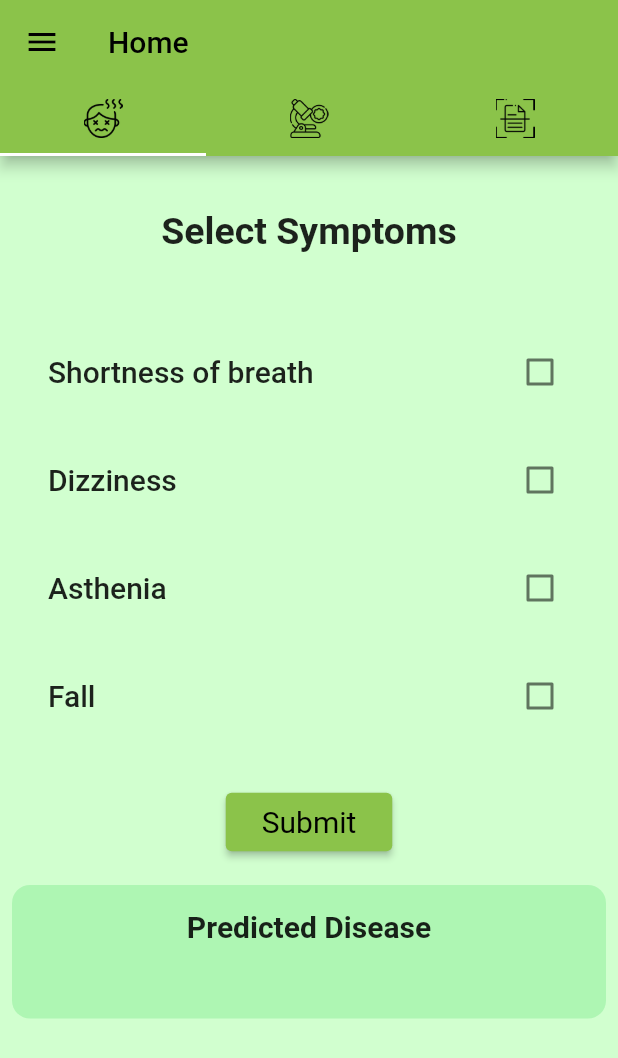
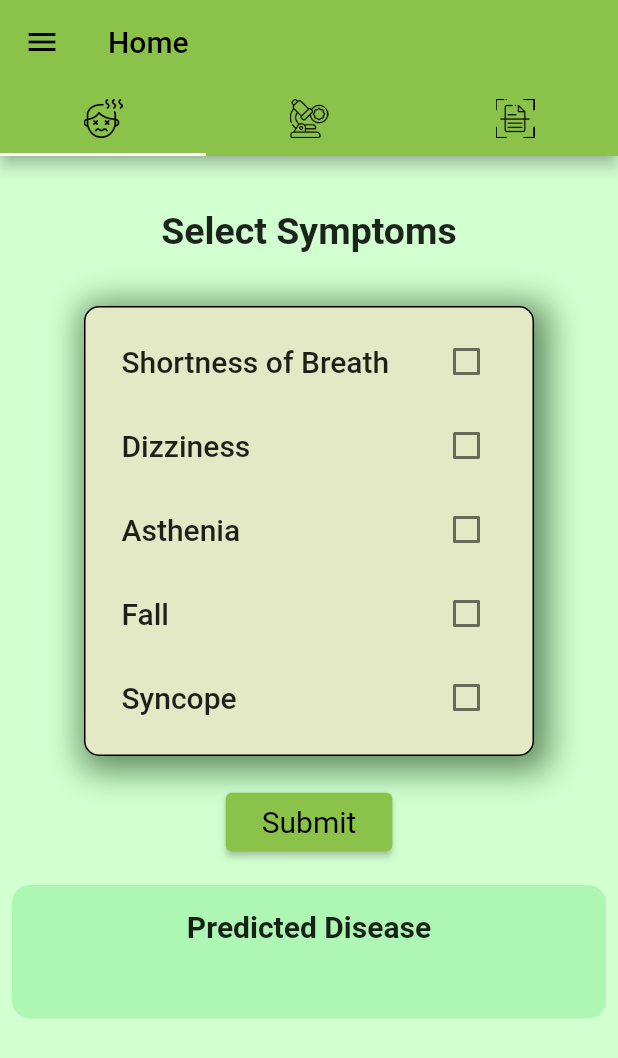
Before and after one commit to adityawalture/Diseaio, a Flutter app: the screen it shows once a user with an empty profile is signed in, after a tap on "Submit", on a phone screen of 412 x 824 dp. Shown: the top 1058 px of the screen. Run offline on Flutter 3.47's test engine with Material 2 defaults, Android fonts, the phone set to English and light mode, and no system bars; our stand-ins replace camera, cloud_firestore, firebase_auth, firebase_core, google_fonts, image_picker; missing offline and left inert: flutter_tflite; accounts and stored records are empty; network calls fail.

Commit message:
Symptoms Ui updated

```diff
--- a/lib/main.dart
+++ b/lib/main.dart
@@ -6,6 +6,7 @@ import 'package:firebase_core/firebase_core.dart';
 import 'package:flutter/material.dart';
 import 'package:login_trail/authPage.dart';
 import 'package:login_trail/pages/loginPage.dart';
+
 
 List<CameraDescription>? camera;
 
--- a/lib/pages/predictDisease.dart
+++ /dev/null
@@ -1,17 +0,0 @@
-import 'package:flutter/material.dart';
-
-class PredictDisease extends StatefulWidget {
-  final List<String> symptoms;
-  const PredictDisease({super.key, required this.symptoms});
-
-  @override
-  State<PredictDisease> createState() => _PredictDiseaseState();
-}
-
-class _PredictDiseaseState extends State<PredictDisease> {
-
-  @override
-  Widget build(BuildContext context) {
-    return const Placeholder();
-  }
-}
--- a/lib/pages/symptomsInput.dart
+++ b/lib/pages/symptomsInput.dart
@@ -1,4 +1,4 @@
-// ignore_for_file: prefer_const_constructors, sort_child_properties_last, sized_box_for_whitespace
+// ignore_for_file: prefer_const_constructors, sort_child_properties_last, sized_box_for_whitespace, non_constant_identifier_names, prefer_const_literals_to_create_immutables
 import 'dart:convert';
 import 'package:flutter/material.dart';
 import 'package:google_fonts/google_fonts.dart';
@@ -20,14 +20,15 @@ class _SymptomsInputState extends State<SymptomsInput> {
   double syncope = 0.0;
   double vertigo = 0.0;
   double sweat = 0.0;
-  double vomiting = 0.0;
+  double sweat_increased = 0.0;
+  double palpitation = 0.0;
   double nausea = 0.0;
-  double chestdiscomfort = 0.0;
-  double blackout = 0.0;
-  double sneeze = 0.0;
-  double cough = 0.0;
-  double fever = 0.0;
-
+  double angina_pectoris = 0.0;
+  double pressure_chest = 0.0;
+  double polyuria = 0.0;
+  double polydypsia = 0.0;
+  double pain_chest = 0.0;
+//
   String predictedDisease = '';
   final _formKey = GlobalKey<FormState>();
   Future<void> _submitSelection() async {
@@ -41,13 +42,14 @@ class _SymptomsInputState extends State<SymptomsInput> {
         'syncope': syncope.toString(),
         'vertigo': vertigo.toString(),
         'sweat': sweat.toString(),
-        'vomiting': vomiting.toString(),
+        'sweating increased': sweat_increased.toString(),
+        'palpitation': palpitation.toString(),
         'nausea': nausea.toString(),
-        'chest discomfort': chestdiscomfort.toString(),
-        'blackout': blackout.toString(),
-        'sneeze': sneeze.toString(),
-        'cough': cough.toString(),
-        'fever': fever.toString(),
+        'angina pectoris': angina_pectoris.toString(),
+        'pressure chest': pressure_chest.toString(),
+        'polyuria': polyuria.toString(),
+        'polydypsia': polydypsia.toString(),
+        'pain chest': pain_chest.toString(),
       },
     ).timeout(
       Duration(seconds: 50),
@@ -64,7 +66,6 @@ class _SymptomsInputState extends State<SymptomsInput> {
       backgroundColor: Color.fromARGB(255, 209, 255, 207),
       body: Column(
         children: [
-          // ignore: sized_box_for_whitespace
           Container(
             // color: Colors.white,
             height: 100,
@@ -77,36 +78,41 @@ class _SymptomsInputState extends State<SymptomsInput> {
               ),
             ),
           ),
-          SizedBox(
+          Container(
             height: 300,
-            width: MediaQuery.of(context).size.width,
+            width: 300,
+            decoration: BoxDecoration(
+              color: Color.fromARGB(255, 227, 233, 196),
+              borderRadius: BorderRadius.circular(10),
+              border: Border.all(width: 1.0, style: BorderStyle.solid),
+              boxShadow: const [
+                BoxShadow(
+                  color: Color.fromARGB(255, 97, 139, 96),
+                  spreadRadius: 6,
+                  blurRadius: 18,
+                  offset: Offset(4, 4),
+                ),
+              ],
+            ),
             // color: Colors.blueGrey,
             child: Padding(
               padding: const EdgeInsets.all(8.0),
-              child: SingleChildScrollView(
-                child: Column(
+              child: ListView(
                 children: [
-                    Padding(
-                      padding: const EdgeInsets.all(8.0),
-                      child: CheckboxListTile(
-                          // tileColor: Colors.lightGreenAccent.shade100,
+                  CheckboxListTile(
                     title: Text(
-                            'Shortness of breath',
+                      'Shortness of Breath',
                       style: GoogleFonts.roboto(
                           fontSize: 20, fontWeight: FontWeight.w500),
                     ),
                     value: shortnessOfBreath == 1.0,
                     onChanged: (value) {
                       setState(() {
-                              shortnessOfBreath =
-                                  value != null && value ? 1.0 : 0.0;
+                        shortnessOfBreath = value != null && value ? 1.0 : 0.0;
                       });
-                          }),
+                    },
                   ),
-                    Padding(
-                      padding: const EdgeInsets.all(8.0),
-                      child: CheckboxListTile(
-                        // tileColor: Colors.lightGreenAccent.shade100,
+                  CheckboxListTile(
                     title: Text(
                       'Dizziness',
                       style: GoogleFonts.roboto(
@@ -119,11 +125,7 @@ class _SymptomsInputState extends State<SymptomsInput> {
                       });
                     },
                   ),
-                    ),
-                    Padding(
-                      padding: const EdgeInsets.all(8.0),
-                      child: CheckboxListTile(
-                        // tileColor: Colors.lightGreenAccent.shade100,
+                  CheckboxListTile(
                     title: Text(
                       'Asthenia',
                       style: GoogleFonts.roboto(
@@ -136,11 +138,7 @@ class _SymptomsInputState extends State<SymptomsInput> {
                       });
                     },
                   ),
-                    ),
-                    Padding(
-                      padding: const EdgeInsets.all(8.0),
-                      child: CheckboxListTile(
-                        // tileColor: Colors.lightGreenAccent.shade100,
+                  CheckboxListTile(
                     title: Text(
                       'Fall',
                       style: GoogleFonts.roboto(
@@ -153,11 +151,7 @@ class _SymptomsInputState extends State<SymptomsInput> {
                       });
                     },
                   ),
-                    ),
-                    Padding(
-                      padding: const EdgeInsets.all(8.0),
-                      child: CheckboxListTile(
-                        // tileColor: Colors.lightGreenAccent.shade100,
+                  CheckboxListTile(
                     title: Text(
                       'Syncope',
                       style: GoogleFonts.roboto(
@@ -170,13 +164,9 @@ class _SymptomsInputState extends State<SymptomsInput> {
                       });
                     },
                   ),
-                    ),
-                    Padding(
-                      padding: const EdgeInsets.all(8.0),
-                      child: CheckboxListTile(
-                        // tileColor: Colors.lightGreenAccent.shade100,
+                  CheckboxListTile(
                     title: Text(
-                          'Vertigo',
+                      'Faintness',
                       style: GoogleFonts.roboto(
                           fontSize: 20, fontWeight: FontWeight.w500),
                     ),
@@ -187,11 +177,7 @@ class _SymptomsInputState extends State<SymptomsInput> {
                       });
                     },
                   ),
-                    ),
-                    Padding(
-                      padding: const EdgeInsets.all(8.0),
-                      child: CheckboxListTile(
-                        // tileColor: Colors.lightGreenAccent.shade100,
+                  CheckboxListTile(
                     title: Text(
                       'Sweat',
                       style: GoogleFonts.roboto(
@@ -204,28 +190,33 @@ class _SymptomsInputState extends State<SymptomsInput> {
                       });
                     },
                   ),
-                    ),
-                    Padding(
-                      padding: const EdgeInsets.all(8.0),
-                      child: CheckboxListTile(
-                        // tileColor: Colors.lightGreenAccent.shade100,
+                  CheckboxListTile(
                     title: Text(
-                          'Vomiting',
+                      'Sweating Increased',
                       style: GoogleFonts.roboto(
                           fontSize: 20, fontWeight: FontWeight.w500),
                     ),
-                        value: vomiting == 1.0,
+                    value: sweat_increased == 1.0,
                     onChanged: (value) {
                       setState(() {
-                            vomiting = value != null && value ? 1.0 : 0.0;
+                        sweat_increased = value != null && value ? 1.0 : 0.0;
                       });
                     },
                   ),
+                  CheckboxListTile(
+                    title: Text(
+                      'Rapid Heartbeat',
+                      style: GoogleFonts.roboto(
+                          fontSize: 20, fontWeight: FontWeight.w500),
                     ),
-                    Padding(
-                      padding: const EdgeInsets.all(8.0),
-                      child: CheckboxListTile(
-                        // tileColor: Colors.lightGreenAccent.shade100,
+                    value: palpitation == 1.0,
+                    onChanged: (value) {
+                      setState(() {
+                        palpitation = value != null && value ? 1.0 : 0.0;
+                      });
+                    },
+                  ),
+                  CheckboxListTile(
                     title: Text(
                       'Nausea',
                       style: GoogleFonts.roboto(
@@ -238,95 +229,72 @@ class _SymptomsInputState extends State<SymptomsInput> {
                       });
                     },
                   ),
-                    ),
-                    Padding(
-                      padding: const EdgeInsets.all(8.0),
-                      child: CheckboxListTile(
-                        // tileColor: Colors.lightGreenAccent.shade100,
+                  CheckboxListTile(
                     title: Text(
-                          'Chest Discomfort',
+                      'Cardiac Pain',
                       style: GoogleFonts.roboto(
                           fontSize: 20, fontWeight: FontWeight.w500),
                     ),
-                        value: chestdiscomfort == 1.0,
+                    value: angina_pectoris == 1.0,
                     onChanged: (value) {
                       setState(() {
-                            chestdiscomfort =
-                                value != null && value ? 1.0 : 0.0;
+                        angina_pectoris = value != null && value ? 1.0 : 0.0;
                       });
                     },
                   ),
-                    ),
-                    Padding(
-                      padding: const EdgeInsets.all(8.0),
-                      child: CheckboxListTile(
-                        // tileColor: Colors.lightGreenAccent.shade100,
+                  CheckboxListTile(
                     title: Text(
-                          'Blackout',
+                      'Chest Pressure',
                       style: GoogleFonts.roboto(
                           fontSize: 20, fontWeight: FontWeight.w500),
                     ),
-                        value: blackout == 1.0,
+                    value: pressure_chest == 1.0,
                     onChanged: (value) {
                       setState(() {
-                            blackout = value != null && value ? 1.0 : 0.0;
+                        pressure_chest = value != null && value ? 1.0 : 0.0;
                       });
                     },
                   ),
-                    ),
-                    Padding(
-                      padding: const EdgeInsets.all(8.0),
-                      child: CheckboxListTile(
-                        // tileColor: Colors.lightGreenAccent.shade100,
+                  CheckboxListTile(
                     title: Text(
-                          'Sneeze',
+                      'Excessive Urination',
                       style: GoogleFonts.roboto(
                           fontSize: 20, fontWeight: FontWeight.w500),
                     ),
-                        value: sneeze == 1.0,
+                    value: polyuria == 1.0,
                     onChanged: (value) {
                       setState(() {
-                            sneeze = value != null && value ? 1.0 : 0.0;
+                        polyuria = value != null && value ? 1.0 : 0.0;
                       });
                     },
                   ),
-                    ),
-                    Padding(
-                      padding: const EdgeInsets.all(8.0),
-                      child: CheckboxListTile(
-                        // tileColor: Colors.lightGreenAccent.shade100,
+                  CheckboxListTile(
                     title: Text(
-                          'Cough',
+                      'Constant Thirst',
                       style: GoogleFonts.roboto(
                           fontSize: 20, fontWeight: FontWeight.w500),
                     ),
-                        value: cough == 1.0,
+                    value: polydypsia == 1.0,
                     onChanged: (value) {
                       setState(() {
-                            cough = value != null && value ? 1.0 : 0.0;
+                        polydypsia = value != null && value ? 1.0 : 0.0;
                       });
                     },
                   ),
-                    ),
-                    Padding(
-                      padding: const EdgeInsets.all(8.0),
-                      child: CheckboxListTile(
-                        // tileColor: Colors.lightGreenAccent.shade100,
+                  CheckboxListTile(
                     title: Text(
-                          'Fever',
+                      'Chest Pain',
                       style: GoogleFonts.roboto(
                           fontSize: 20, fontWeight: FontWeight.w500),
                     ),
-                        value: fever == 1.0,
+                    value: pain_chest == 1.0,
                     onChanged: (value) {
                       setState(() {
-                            fever = value != null && value ? 1.0 : 0.0;
+                        pain_chest = value != null && value ? 1.0 : 0.0;
                       });
                     },
                   ),
-                    ),
                 ],
-                ),
               ),
             ),
           ),
```
Also changed, not shown: assets/labels.txt (+7 -6 lines), 2 other files. Lines whose indentation alone changed are shown as unchanged.
